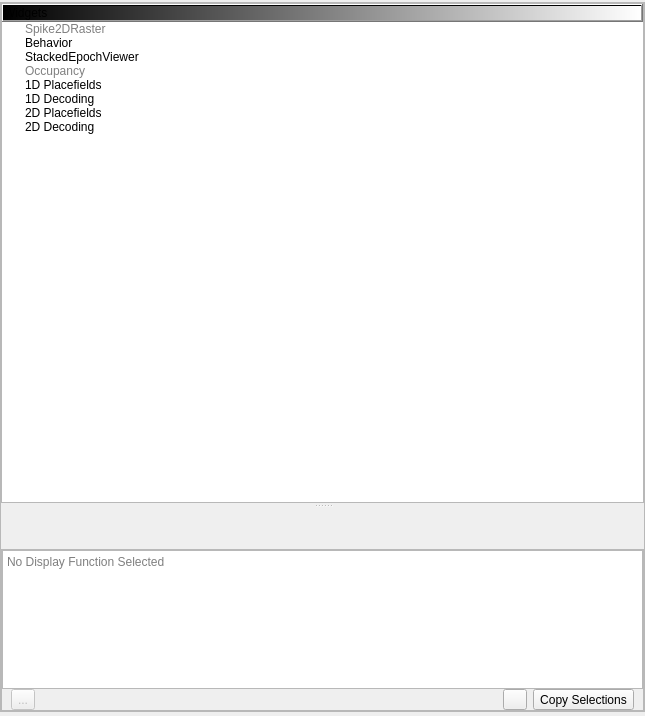
Above: src/pyphoplacecellanalysis/GUI/Qt/MainApplicationWindows/LauncherWidget/LauncherWidget.ui from CommanderPho/pyPhoPlaceCellAnalysis before the change. Below: the same form after it.
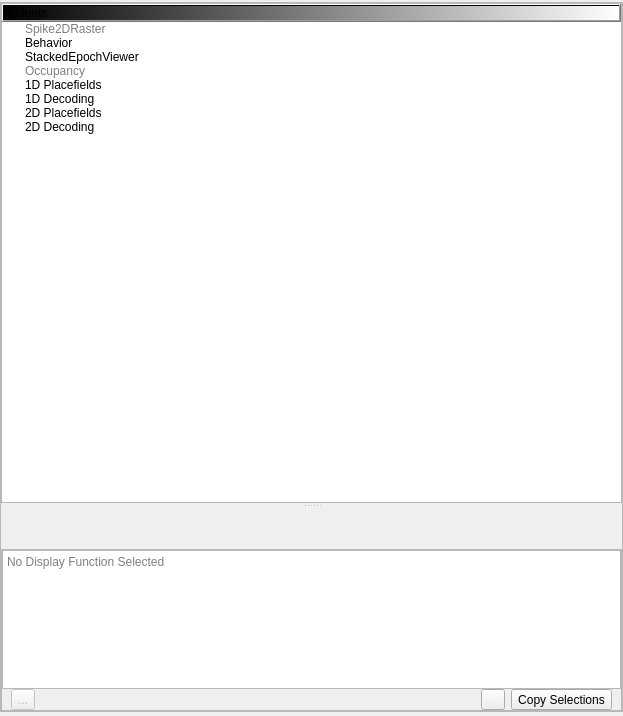
That is the form after the change. Icons and pictures are not drawn. Custom widgets are drawn as their Qt base class.

```diff
--- a/src/pyphoplacecellanalysis/GUI/Qt/MainApplicationWindows/LauncherWidget/LauncherWidget.ui
+++ b/src/pyphoplacecellanalysis/GUI/Qt/MainApplicationWindows/LauncherWidget/LauncherWidget.ui
@@ -7,7 +7,7 @@
    <rect>
     <x>0</x>
     <y>0</y>
-    <width>645</width>
+    <width>623</width>
     <height>716</height>
    </rect>
   </property>
```
Left out of the diff: 3 changed lines with no effect on the pictures.
